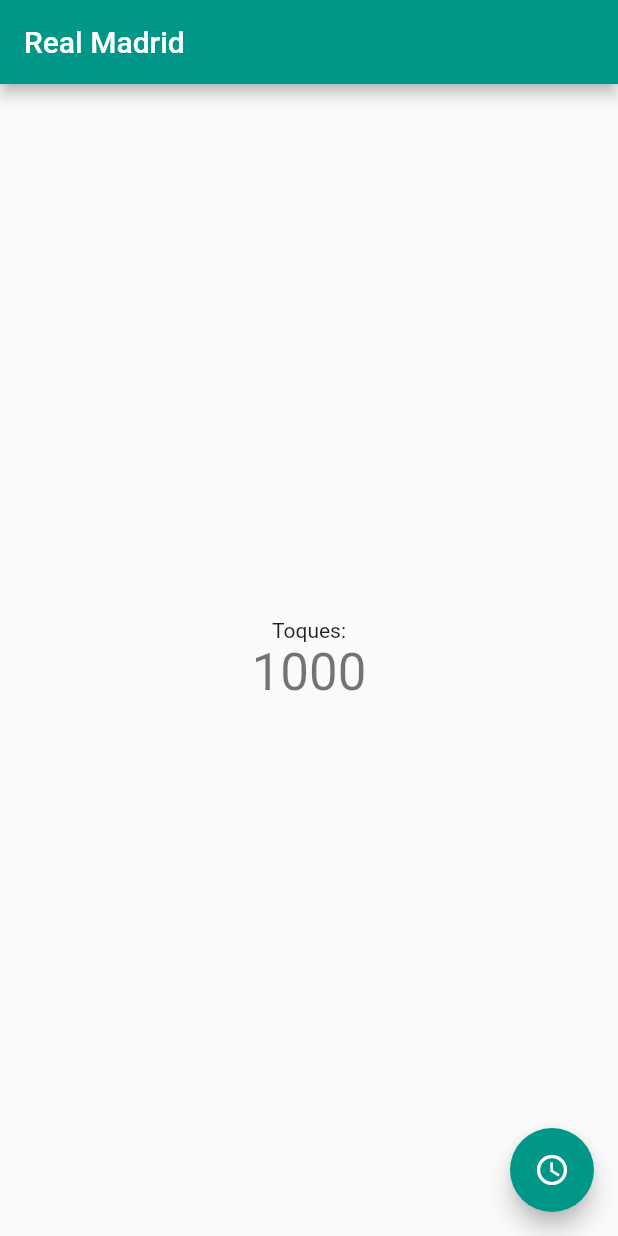
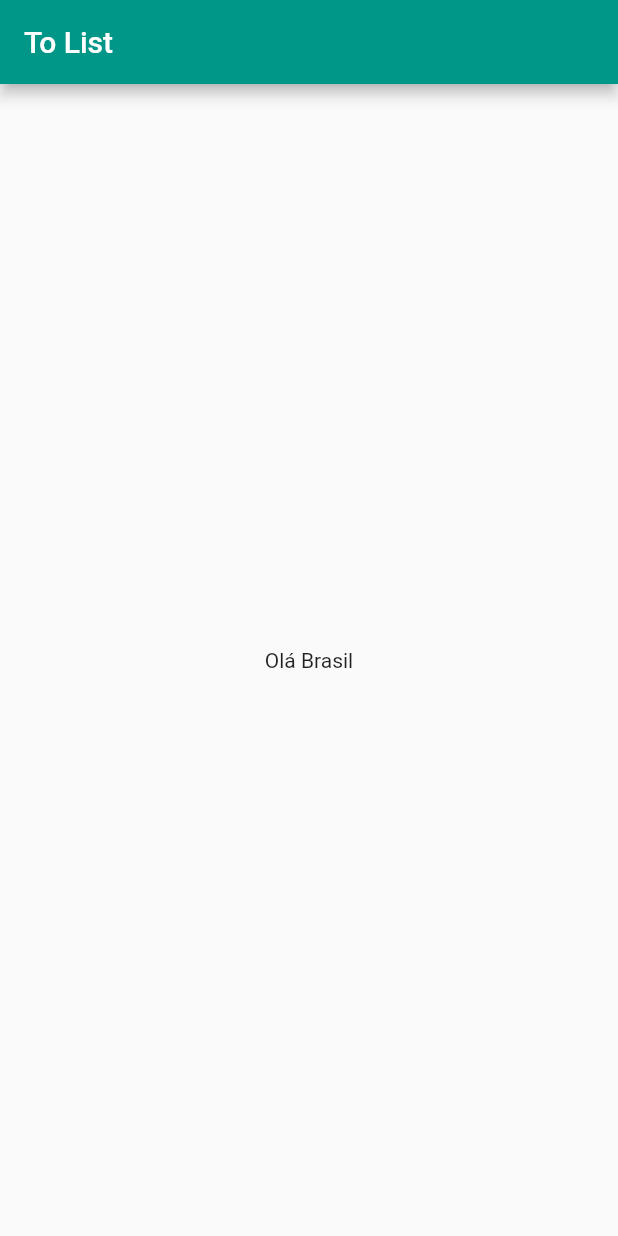
Before and after one commit to msousacode/dart-funamentos-basicos, a Flutter app: the screen it shows after launch, on a phone screen of 412 x 824 dp. Run offline on Flutter 3.47's test engine with Material 2 defaults, Android fonts, the phone set to English and light mode, and no system bars.

Commit message:
feat: create scaffold

```diff
--- a/first-app/todo/lib/main.dart
+++ b/first-app/todo/lib/main.dart
@@ -13,103 +13,21 @@ class MyApp extends StatelessWidget {
     return MaterialApp(
       title: 'Real Madrid',
       theme: ThemeData(
-        // This is the theme of your application.
-        //
-        // Try running your application with "flutter run". You'll see the
-        // application has a blue toolbar. Then, without quitting the app, try
-        // changing the primarySwatch below to Colors.green and then invoke
-        // "hot reload" (press "r" in the console where you ran "flutter run",
-        // or simply save your changes to "hot reload" in a Flutter IDE).
-        // Notice that the counter didn't reset back to zero; the application
-        // is not restarted.
         primarySwatch: Colors.teal,
       ),
-      home: const MyHomePage(title: 'Real Madrid'),
+      home: HomePage(),
     );
   }
 }
 
-class MyHomePage extends StatefulWidget {
-  const MyHomePage({super.key, required this.title});
-
-  // This widget is the home page of your application. It is stateful, meaning
-  // that it has a State object (defined below) that contains fields that affect
-  // how it looks.
-
-  // This class is the configuration for the state. It holds the values (in this
-  // case the title) provided by the parent (in this case the App widget) and
-  // used by the build method of the State. Fields in a Widget subclass are
-  // always marked "final".
-
-  final String title;
-
+class HomePage extends StatelessWidget {
   @override
-  State<MyHomePage> createState() => _MyHomePageState();
-}
-
-class _MyHomePageState extends State<MyHomePage> {
-  int _counter = 1000;
-
-  void _incrementCounter() {
-    setState(() {
-      // This call to setState tells the Flutter framework that something has
-      // changed in this State, which causes it to rerun the build method below
-      // so that the display can reflect the updated values. If we changed
-      // _counter without calling setState(), then the build method would not be
-      // called again, and so nothing would appear to happen.
-      _counter++;
-    });
-  }
-
-  @override
-  Widget build(BuildContext context) {
-    // This method is rerun every time setState is called, for instance as done
-    // by the _incrementCounter method above.
-    //
-    // The Flutter framework has been optimized to make rerunning build methods
-    // fast, so that you can just rebuild anything that needs updating rather
-    // than having to individually change instances of widgets.
+  Widget build(Object context) {
     return Scaffold(
       appBar: AppBar(
-        // Here we take the value from the MyHomePage object that was created by
-        // the App.build method, and use it to set our appbar title.
-        title: Text(widget.title),
+        title: const Text("To List"),
       ),
-      body: Center(
-        // Center is a layout widget. It takes a single child and positions it
-        // in the middle of the parent.
-        child: Column(
-          // Column is also a layout widget. It takes a list of children and
-          // arranges them vertically. By default, it sizes itself to fit its
-          // children horizontally, and tries to be as tall as its parent.
-          //
-          // Invoke "debug painting" (press "p" in the console, choose the
-          // "Toggle Debug Paint" action from the Flutter Inspector in Android
-          // Studio, or the "Toggle Debug Paint" command in Visual Studio Code)
-          // to see the wireframe for each widget.
-          //
-          // Column has various properties to control how it sizes itself and
-          // how it positions its children. Here we use mainAxisAlignment to
-          // center the children vertically; the main axis here is the vertical
-          // axis because Columns are vertical (the cross axis would be
-          // horizontal).
-          mainAxisAlignment: MainAxisAlignment.center,
-          children: <Widget>[
-            const Text(
-              'Toques:',
-            ),
-            Text(
-              '$_counter',
-              style: Theme.of(context).textTheme.headlineMedium,
-            ),
-          ],
-        ),
-      ),
-      floatingActionButton: FloatingActionButton(
-        onPressed: _incrementCounter,
-        tooltip: 'Increment',
-        child: const Icon(Icons.access_time),
-      ), // This trailing comma makes auto-formatting nicer for build methods.
+      body: const Center(child: Text('Olá Brasil')),
     );
   }
 }
```
Also changed, not shown: first-app/todo/lib/models/item.dart (added, +18 -0 lines).
